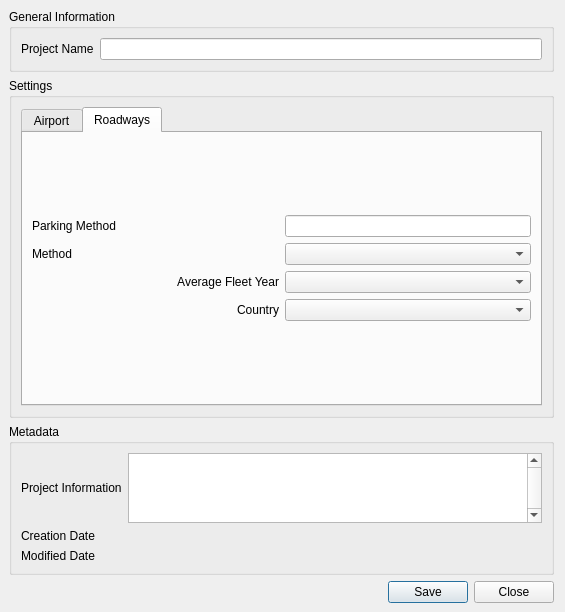
eurocontrol-asu/open_alaqs, file ui/ui_study_setup.ui: the form before one commit.
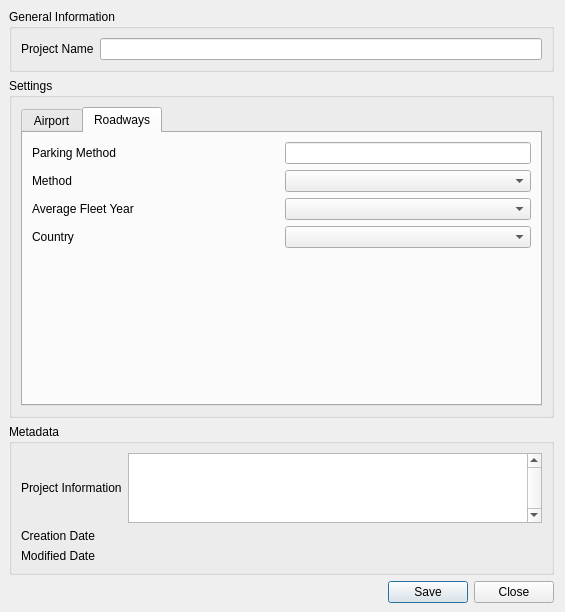
The form after the commit. The open tabs and pages were chosen to show the change. Custom widgets are drawn as their Qt base class.

Commit message: [UI] Project Properties Roadways tab - fix alignments and spacing

What changed in the file:
```diff
--- a/ui/ui_study_setup.ui
+++ b/ui/ui_study_setup.ui
@@ -334,9 +334,6 @@
               <property name="text">
                <string>Average Fleet Year</string>
               </property>
-              <property name="alignment">
-               <set>Qt::AlignRight|Qt::AlignTrailing|Qt::AlignVCenter</set>
-              </property>
              </widget>
             </item>
             <item row="2" column="1">
@@ -347,9 +344,6 @@
               <property name="text">
                <string>Country</string>
               </property>
-              <property name="alignment">
-               <set>Qt::AlignRight|Qt::AlignTrailing|Qt::AlignVCenter</set>
-              </property>
              </widget>
             </item>
             <item row="3" column="1">
@@ -357,6 +351,19 @@
             </item>
            </layout>
           </item>
+          <item>
+           <spacer name="verticalSpacer">
+            <property name="orientation">
+             <enum>Qt::Vertical</enum>
+            </property>
+            <property name="sizeHint" stdset="0">
+             <size>
+              <width>20</width>
+              <height>40</height>
+             </size>
+            </property>
+           </spacer>
+          </item>
          </layout>
         </widget>
        </widget>
```
Left out of the diff: 20 changed lines with no effect on the pictures.
